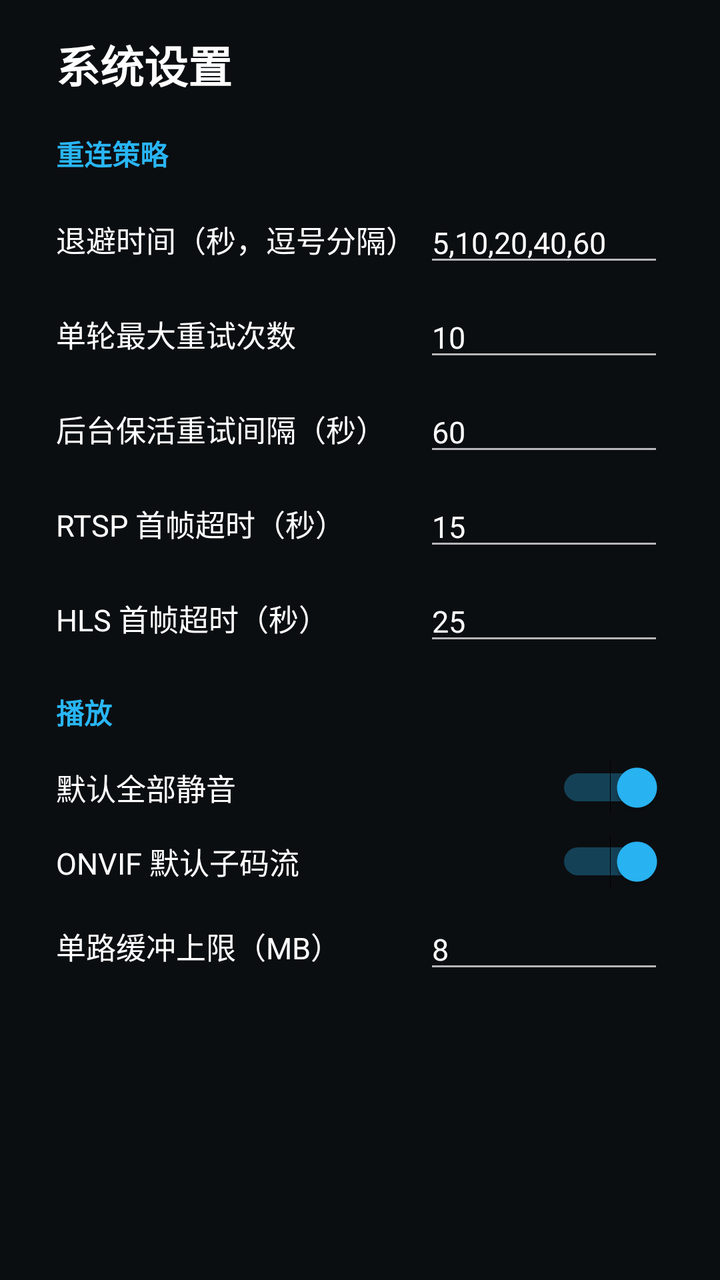
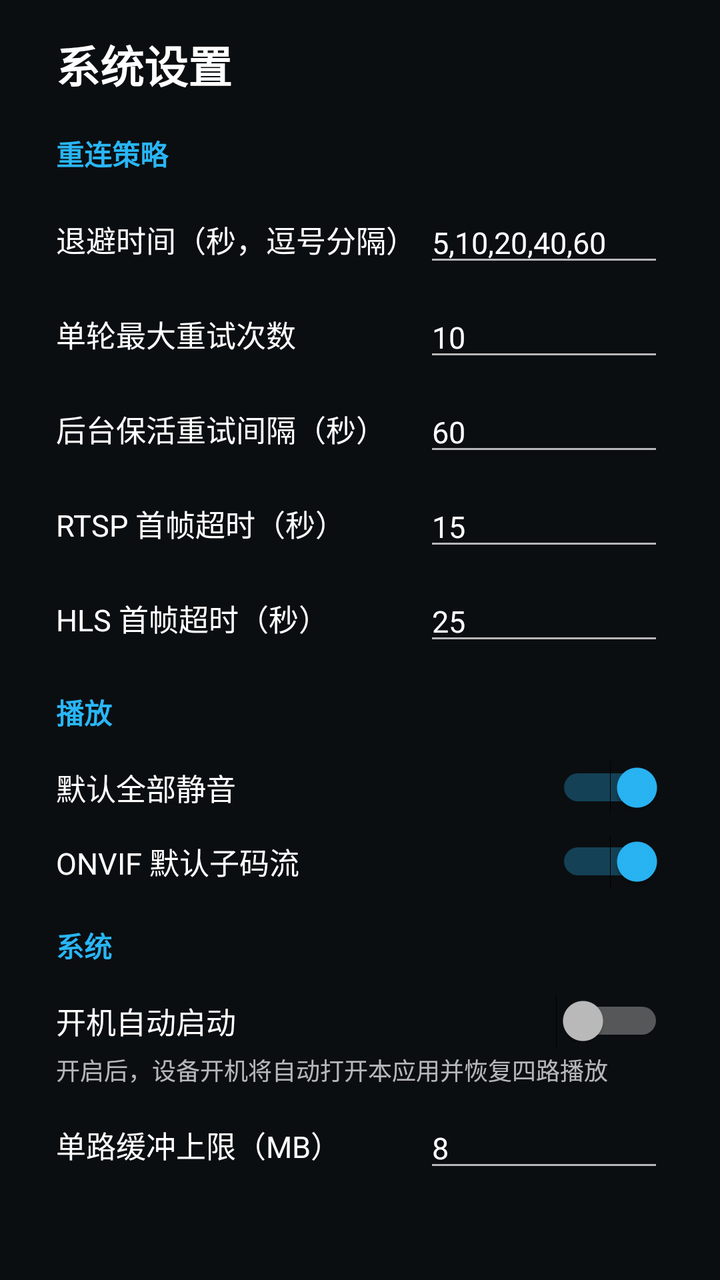

Screens rendered from an Android XML layout before and after an edit, with the pre-edit source and the edit as a unified diff.
<!-- AndroidManifest.xml: application theme Theme.TvMonitor -->
<!-- res/layout/fragment_settings.xml -->
<?xml version="1.0" encoding="utf-8"?>
<androidx.core.widget.NestedScrollView xmlns:android="http://schemas.android.com/apk/res/android"
    android:layout_width="match_parent"
    android:layout_height="match_parent"
    android:background="@color/background"
    android:fillViewport="true">

    <LinearLayout
        android:layout_width="match_parent"
        android:layout_height="wrap_content"
        android:orientation="vertical"
        android:paddingStart="28dp"
        android:paddingTop="16dp"
        android:paddingEnd="28dp"
        android:paddingBottom="16dp">

        <TextView
            android:layout_width="match_parent"
            android:layout_height="wrap_content"
            android:text="@string/title_settings"
            android:textColor="@color/text_primary"
            android:textSize="22sp"
            android:textStyle="bold" />

        
        <TextView
            style="@style/SettingsSectionTitle"
            android:text="@string/settings_section_reconnect" />

        <LinearLayout style="@style/SettingsRow">

            <TextView
                style="@style/SettingsLabel"
                android:text="@string/settings_reconnect_delays" />

            <EditText
                android:id="@+id/et_delays"
                style="@style/SettingsInput"
                android:inputType="text"
                android:text="5,10,20,40,60" />
        </LinearLayout>

        <LinearLayout style="@style/SettingsRow">

            <TextView
                style="@style/SettingsLabel"
                android:text="@string/settings_max_retries" />

            <EditText
                android:id="@+id/et_max_attempts"
                style="@style/SettingsInput"
                android:text="10" />
        </LinearLayout>

        <LinearLayout style="@style/SettingsRow">

            <TextView
                style="@style/SettingsLabel"
                android:text="@string/settings_keepalive_interval" />

            <EditText
                android:id="@+id/et_keepalive"
                style="@style/SettingsInput"
                android:text="60" />
        </LinearLayout>

        <LinearLayout style="@style/SettingsRow">

            <TextView
                style="@style/SettingsLabel"
                android:text="@string/settings_first_frame_rtsp" />

            <EditText
                android:id="@+id/et_ff_rtsp"
                style="@style/SettingsInput"
                android:text="15" />
        </LinearLayout>

        <LinearLayout style="@style/SettingsRow">

            <TextView
                style="@style/SettingsLabel"
                android:text="@string/settings_first_frame_hls" />

            <EditText
                android:id="@+id/et_ff_hls"
                style="@style/SettingsInput"
                android:text="25" />
        </LinearLayout>

        
        <TextView
            style="@style/SettingsSectionTitle"
            android:text="@string/settings_section_playback" />

        <LinearLayout style="@style/SettingsRow">

            <TextView
                style="@style/SettingsLabel"
                android:text="@string/settings_default_mute" />

            <Switch
                android:id="@+id/switch_mute"
                android:layout_width="wrap_content"
                android:layout_height="wrap_content"
                android:checked="true" />
        </LinearLayout>

        <LinearLayout style="@style/SettingsRow">

            <TextView
                style="@style/SettingsLabel"
                android:text="@string/settings_prefer_substream" />

            <Switch
                android:id="@+id/switch_substream"
                android:layout_width="wrap_content"
                android:layout_height="wrap_content"
                android:checked="true" />
        </LinearLayout>

        <LinearLayout style="@style/SettingsRow">

            <TextView
                style="@style/SettingsLabel"
                android:text="@string/settings_buffer_mb" />

            <EditText
                android:id="@+id/et_buffer"
                style="@style/SettingsInput"
                android:text="8" />
        </LinearLayout>

        <TextView
            style="@style/SettingsLabel"
            android:layout_height="wrap_content"
            android:layout_marginTop="12dp"
            android:text="@string/settings_max_resolution" />

        <RadioGroup
            android:id="@+id/rg_max_resolution"
            android:layout_width="match_parent"
            android:layout_height="wrap_content"
            android:layout_marginTop="4dp"
            android:orientation="vertical">

            <RadioButton
                android:id="@+id/rb_res_1080p"
                android:layout_width="wrap_content"
                android:layout_height="wrap_content"
                android:checked="true"
                android:text="@string/settings_resolution_1080p"
                android:textColor="@color/text_primary" />

            <RadioButton
                android:id="@+id/rb_res_unlimited"
                android:layout_width="wrap_content"
                android:layout_height="wrap_content"
                android:text="@string/settings_resolution_unlimited"
                android:textColor="@color/text_primary" />
        </RadioGroup>

        
        <TextView
            style="@style/SettingsSectionTitle"
            android:text="@string/settings_section_about" />

        <LinearLayout style="@style/SettingsRow">

            <TextView
                style="@style/SettingsLabel"
                android:text="@string/settings_log_enabled" />

            <Switch
                android:id="@+id/switch_log"
                android:layout_width="wrap_content"
                android:layout_height="wrap_content" />
        </LinearLayout>

        <TextView
            android:id="@+id/tv_version"
            android:layout_width="match_parent"
            android:layout_height="wrap_content"
            android:layout_marginTop="12dp"
            android:textColor="@color/text_secondary"
            android:textSize="13sp" />

        <Button
            android:id="@+id/btn_save"
            android:layout_width="wrap_content"
            android:layout_height="wrap_content"
            android:layout_gravity="end"
            android:layout_marginTop="16dp"
            android:minWidth="0dp"
            android:minHeight="0dp"
            android:text="@string/action_save" />

    </LinearLayout>
</androidx.core.widget.NestedScrollView>
<!-- resources referenced by this layout -->
<resources>
  <color name="background">#FF0B0E11</color>
  <color name="text_primary">#FFFFFFFF</color>
  <color name="text_secondary">#B3FFFFFF</color>
  <string name="action_save">保存</string>
  <string name="settings_buffer_mb">单路缓冲上限（MB）</string>
  <string name="settings_default_mute">默认全部静音</string>
  <string name="settings_first_frame_hls">HLS 首帧超时（秒）</string>
  <string name="settings_first_frame_rtsp">RTSP 首帧超时（秒）</string>
  <string name="settings_keepalive_interval">后台保活重试间隔（秒）</string>
  <string name="settings_log_enabled">启用日志输出</string>
  <string name="settings_max_resolution">解码分辨率上限</string>
  <string name="settings_max_retries">单轮最大重试次数</string>
  <string name="settings_prefer_substream">ONVIF 默认子码流</string>
  <string name="settings_reconnect_delays">退避时间（秒，逗号分隔）</string>
  <string name="settings_resolution_1080p">1080p（低端盒子推荐）</string>
  <string name="settings_resolution_unlimited">不限制</string>
  <string name="settings_section_about">关于</string>
  <string name="settings_section_playback">播放</string>
  <string name="settings_section_reconnect">重连策略</string>
  <string name="title_settings">系统设置</string>
  <style name="SettingsInput">
          <item name="android:layout_width">120dp</item>
          <item name="android:layout_height">wrap_content</item>
          <item name="android:inputType">number</item>
          <item name="android:maxLines">1</item>
          <item name="android:textColor">@color/text_primary</item>
          <item name="android:textSize">15sp</item>
      </style>
  <style name="SettingsLabel">
          <item name="android:layout_width">0dp</item>
          <item name="android:layout_height">wrap_content</item>
          <item name="android:layout_weight">1</item>
          <item name="android:textColor">@color/text_primary</item>
          <item name="android:textSize">15sp</item>
      </style>
  <style name="SettingsRow">
          <item name="android:layout_width">match_parent</item>
          <item name="android:layout_height">wrap_content</item>
          <item name="android:layout_marginTop">10dp</item>
          <item name="android:gravity">center_vertical</item>
          <item name="android:orientation">horizontal</item>
      </style>
  <style name="SettingsSectionTitle">        <item name="android:layout_width">match_parent</item>
          <item name="android:layout_height">wrap_content</item>
          <item name="android:layout_marginTop">18dp</item>
          <item name="android:layout_marginBottom">4dp</item>
          <item name="android:textColor">@color/focus</item>
          <item name="android:textSize">14sp</item>
          <item name="android:textStyle">bold</item>
      </style>
  <color name="focus">#FF29B6F6</color>
  <color name="text_on_focus">#FF00304A</color>
  <color name="surface_variant">#FF22262C</color>
  <color name="surface">#FF15181D</color>
  <color name="divider">#33FFFFFF</color>
  <color name="text_hint">#80FFFFFF</color>
  <!-- unchanged entries left out for length: 1 -->
</resources>

<!-- the commit's change to res/layout/fragment_settings.xml (unified diff, before → after) -->
@@ -119,6 +119,31 @@
                 android:checked="true" />
         </LinearLayout>
 
+        
+        <TextView
+            style="@style/SettingsSectionTitle"
+            android:text="@string/settings_section_system" />
+
+        <LinearLayout style="@style/SettingsRow">
+
+            <TextView
+                style="@style/SettingsLabel"
+                android:text="@string/settings_autostart" />
+
+            <Switch
+                android:id="@+id/switch_autostart"
+                android:layout_width="wrap_content"
+                android:layout_height="wrap_content" />
+        </LinearLayout>
+
+        <TextView
+            android:layout_width="match_parent"
+            android:layout_height="wrap_content"
+            android:layout_marginTop="2dp"
+            android:text="@string/settings_autostart_hint"
+            android:textColor="@color/text_secondary"
+            android:textSize="12sp" />
+
         <LinearLayout style="@style/SettingsRow">
 
             <TextView
<!-- resource entries referenced after the edit -->
@@ -4,6 +4,8 @@
   <color name="text_primary">#FFFFFFFF</color>
   <color name="text_secondary">#B3FFFFFF</color>
   <string name="action_save">保存</string>
+  <string name="settings_autostart">开机自动启动</string>
+  <string name="settings_autostart_hint">开启后，设备开机将自动打开本应用并恢复四路播放</string>
   <string name="settings_buffer_mb">单路缓冲上限（MB）</string>
   <string name="settings_default_mute">默认全部静音</string>
   <string name="settings_first_frame_hls">HLS 首帧超时（秒）</string>
@@ -19,6 +21,7 @@
   <string name="settings_section_about">关于</string>
   <string name="settings_section_playback">播放</string>
   <string name="settings_section_reconnect">重连策略</string>
+  <string name="settings_section_system">系统</string>
   <string name="title_settings">系统设置</string>
   <style name="SettingsInput">
           <item name="android:layout_width">120dp</item>
